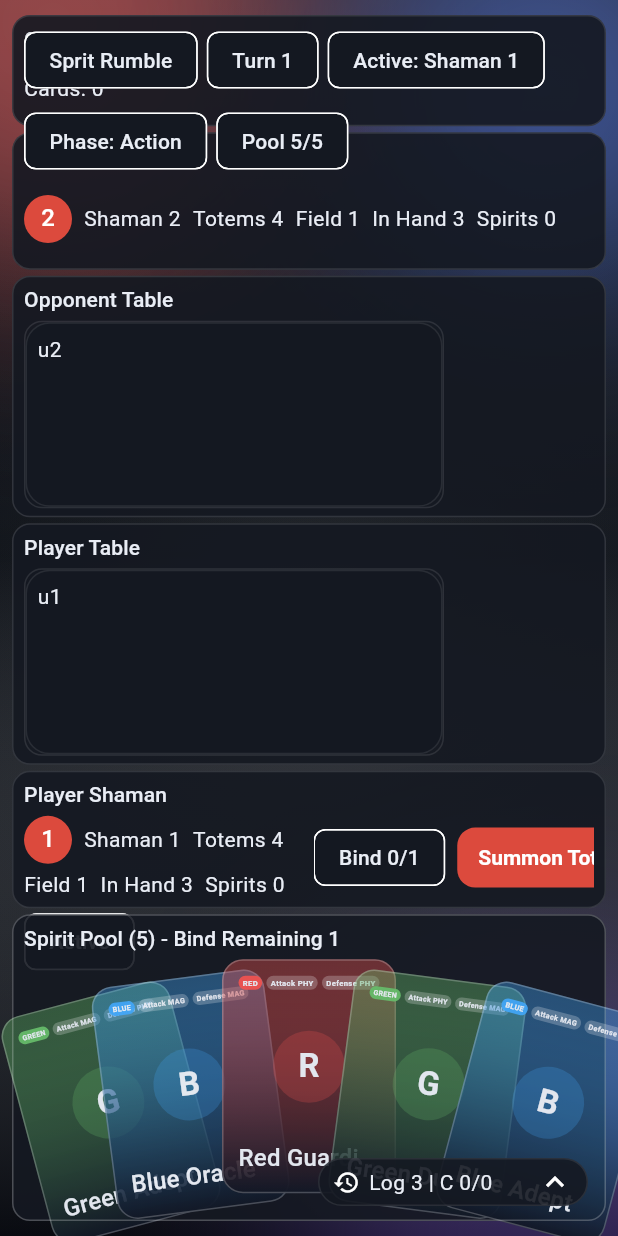
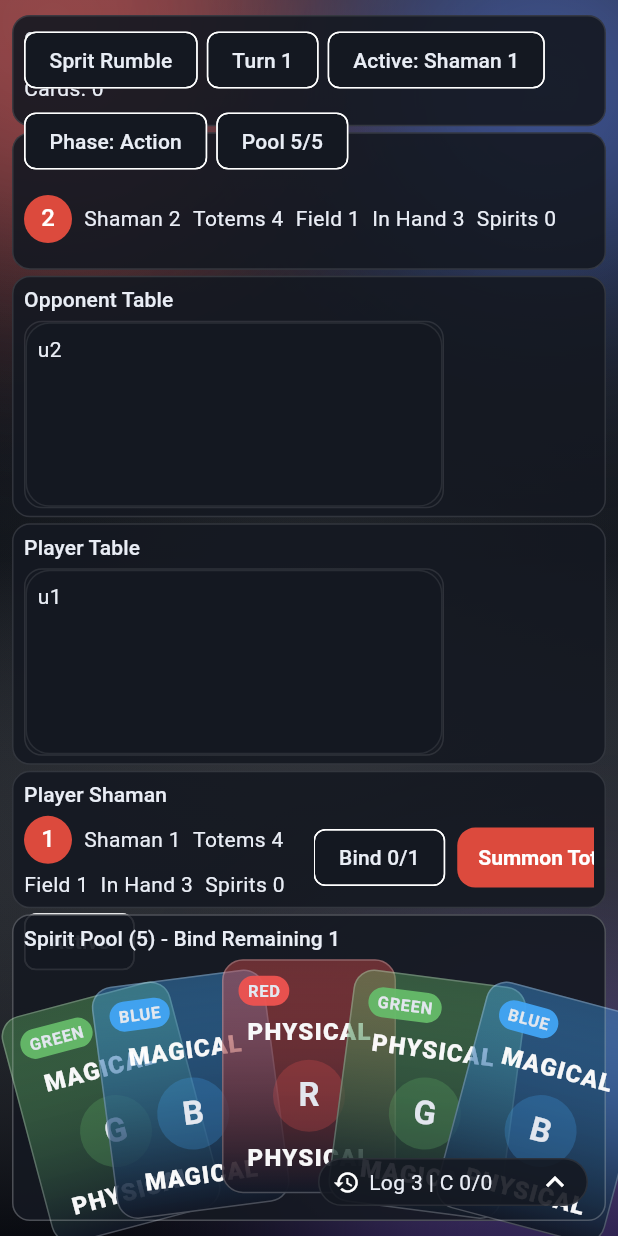
Before and after one commit to MoniVibe/SpiritRumble, a Flutter app: the screen it shows after launch, on a phone screen of 412 x 824 dp. Run offline on Flutter 3.47's test engine with Material 3 defaults, Android fonts, the phone set to English and light mode, and no system bars; missing offline and left inert: dart:html; Roboto replaces fonts that are missing (Orbitron, Sora).

Commit message:
Redesign spirit cards to mode-first layout without names

```diff
--- a/lib/battle/domain/battle_view_models.dart
+++ b/lib/battle/domain/battle_view_models.dart
@@ -22,7 +22,7 @@ String phaseLabel(TurnPhase phase) {
 }
 
 String pieceLabel(PieceDefinition piece) {
-  return '${piece.name}\n${elementLabel(piece.element)} '
+  return '${elementLabel(piece.element)} '
       'ATK ${modeLabel(piece.attackMode)} '
       'DEF ${modeLabel(piece.defenseMode)}';
 }
@@ -30,9 +30,9 @@ String pieceLabel(PieceDefinition piece) {
 String modeLabel(CombatMode mode) {
   switch (mode) {
     case CombatMode.physical:
-      return 'PHY';
+      return 'PHYSICAL';
     case CombatMode.magical:
-      return 'MAG';
+      return 'MAGICAL';
   }
 }
 
--- a/lib/battle/presentation/widgets/spirit_card_view.dart
+++ b/lib/battle/presentation/widgets/spirit_card_view.dart
@@ -27,14 +27,19 @@ class SpiritCardView extends StatelessWidget {
     final tiny = width < 84 || height < 120;
     final padding = tiny ? 6.0 : (compact ? 8.0 : 10.0);
     final avatarRadius = tiny ? 16.0 : (compact ? 20.0 : 24.0);
-    final titleStyle = compact
-        ? Theme.of(context).textTheme.labelLarge
-        : Theme.of(context).textTheme.titleMedium;
     final accent = switch (piece.element) {
       SpiritElement.red => const Color(0xFFEF5350),
       SpiritElement.green => const Color(0xFF66BB6A),
       SpiritElement.blue => const Color(0xFF42A5F5),
     };
+    final modeTextStyle = (compact
+            ? Theme.of(context).textTheme.titleSmall
+            : Theme.of(context).textTheme.titleMedium)
+        ?.copyWith(
+          fontWeight: FontWeight.w900,
+          letterSpacing: 0.8,
+          color: Colors.white,
+        );
     final borderColor = elevated || highlighted
         ? accent.withValues(alpha: 0.95)
         : Colors.white24;
@@ -83,39 +88,28 @@ class SpiritCardView extends StatelessWidget {
             children: <Widget>[
               FittedBox(
                 fit: BoxFit.scaleDown,
-                child: Row(
-                  children: <Widget>[
-                    _TagPill(
-                      text: compact
-                          ? _shortElement(piece.element)
-                          : elementLabel(piece.element),
-                      color: accent,
-                    ),
-                    const SizedBox(width: 6),
-                    _TagPill(
-                      text:
-                          '${compact ? 'ATK' : 'Attack'} ${_shortMode(piece.attackMode)}',
-                      color: Colors.white24,
-                    ),
-                    const SizedBox(width: 6),
-                    _TagPill(
-                      text:
-                          '${compact ? 'DEF' : 'Defense'} ${_shortMode(piece.defenseMode)}',
-                      color: Colors.white24,
-                    ),
-                  ],
+                child: _TagPill(
+                  text: compact
+                      ? _shortElement(piece.element)
+                      : elementLabel(piece.element),
+                  color: accent,
                 ),
               ),
               SizedBox(height: tiny ? 4 : 6),
+              Center(
+                child: FittedBox(
+                  fit: BoxFit.scaleDown,
+                  child: Text(_fullMode(piece.attackMode), style: modeTextStyle),
+                ),
+              ),
+              SizedBox(height: tiny ? 2 : 6),
               Expanded(
                 child: Center(
                   child: CircleAvatar(
                     radius: avatarRadius,
                     backgroundColor: accent.withValues(alpha: 0.25),
                     child: Text(
-                      piece.name.isEmpty
-                          ? '?'
-                          : piece.name.substring(0, 1).toUpperCase(),
+                      _elementGlyph(piece.element),
                       style: compact
                           ? Theme.of(context).textTheme.titleMedium
                           : Theme.of(context).textTheme.titleLarge,
@@ -123,12 +117,12 @@ class SpiritCardView extends StatelessWidget {
                   ),
                 ),
               ),
-              SizedBox(height: tiny ? 2 : 4),
-              Text(
-                piece.name,
-                maxLines: 1,
-                overflow: TextOverflow.ellipsis,
-                style: titleStyle,
+              SizedBox(height: tiny ? 2 : 6),
+              Center(
+                child: FittedBox(
+                  fit: BoxFit.scaleDown,
+                  child: Text(_fullMode(piece.defenseMode), style: modeTextStyle),
+                ),
               ),
             ],
           ),
@@ -137,10 +131,18 @@ class SpiritCardView extends StatelessWidget {
     );
   }
 
-  String _shortMode(CombatMode mode) {
+  String _fullMode(CombatMode mode) {
     return switch (mode) {
-      CombatMode.physical => 'PHY',
-      CombatMode.magical => 'MAG',
+      CombatMode.physical => 'PHYSICAL',
+      CombatMode.magical => 'MAGICAL',
+    };
+  }
+
+  String _elementGlyph(SpiritElement element) {
+    return switch (element) {
+      SpiritElement.red => 'R',
+      SpiritElement.green => 'G',
+      SpiritElement.blue => 'B',
     };
   }
 
```
